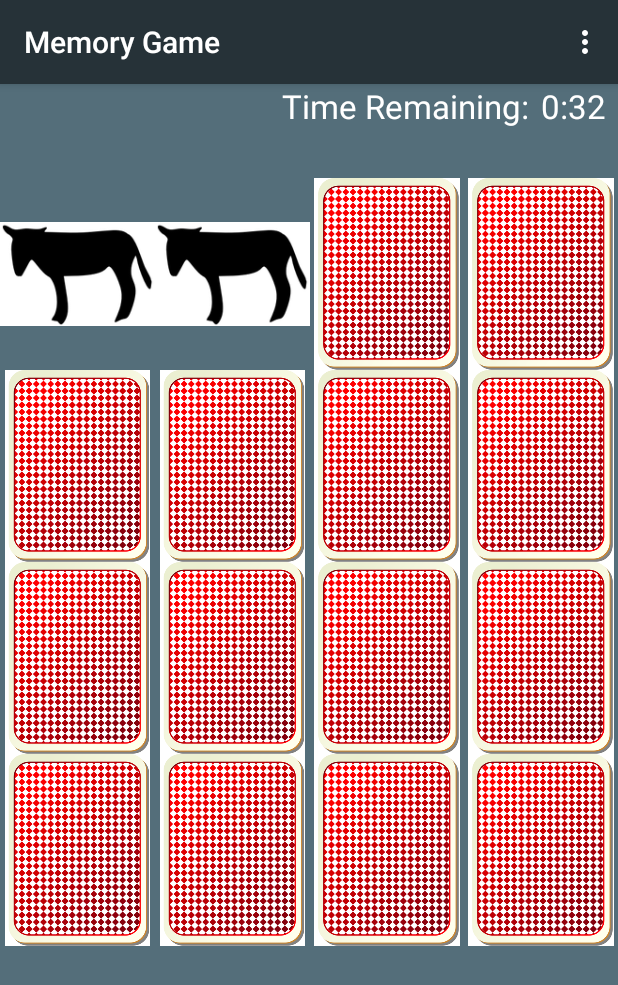
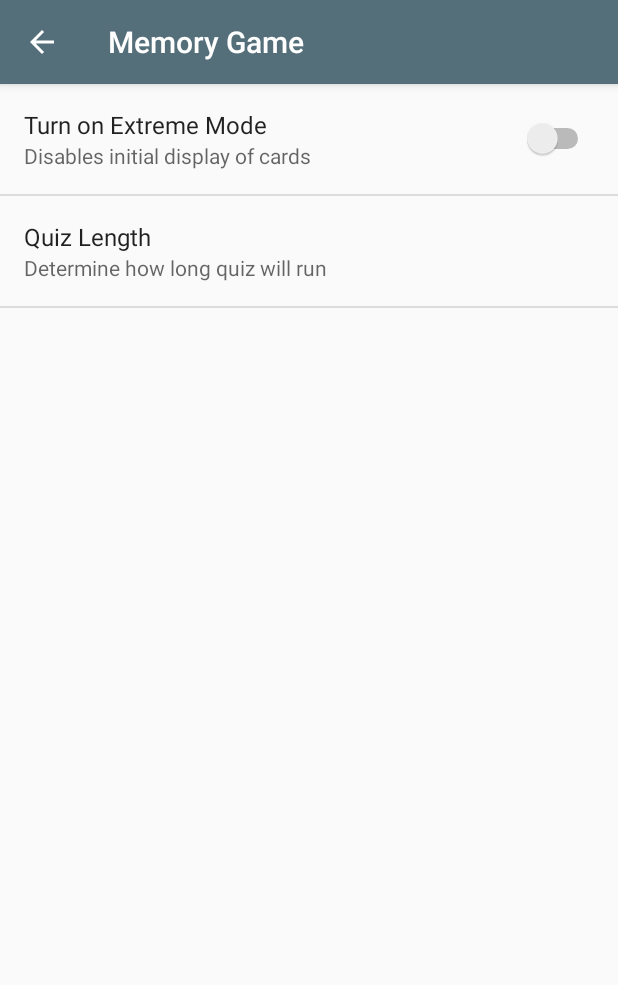
Before and after one commit to PMcGrailJr/Android_Project3, an Android app: the fragment GameScreenFragment placed in its activity, in the options menu, after a tap on "Settings", on a phone screen of 412 x 824 dp. Shown: the top 985 px of the screen. Run offline under Robolectric (Android 15) with nearby library versions, the phone set to English and light mode, and no system bars; 1 statement that could not run was skipped.

Commit message:
added settings, score is calculated, slightly changed layout, lots of other small changes

```diff
--- a/app/src/main/AndroidManifest.xml
+++ b/app/src/main/AndroidManifest.xml
@@ -19,6 +19,7 @@
                 <category android:name="android.intent.category.LAUNCHER" />
             </intent-filter>
         </activity>
+        <activity android:name=".SettingsActivity"></activity>
     </application>
 
 </manifest>
--- a/app/src/main/java/com/alaplante/project3/GameScreenFragment.java
+++ b/app/src/main/java/com/alaplante/project3/GameScreenFragment.java
@@ -1,6 +1,7 @@
 package com.alaplante.project3;
 
 import android.content.res.AssetManager;
+import android.media.MediaPlayer;
 import android.os.Bundle;
 import android.os.CountDownTimer;
 import android.support.v4.app.Fragment;
@@ -26,11 +27,14 @@ public class GameScreenFragment extends Fragment {
     private int flipCardCount = 16;
     private CountDownTimer quizTimer;
     private CountDownTimer displayTimer;
+    private CountDownTimer flipTimer;
     private Card currentFlippedImage; //if card is already flipped, this stores the image name
     private boolean gameFinished = false;
     private int currentSelection;
     private LinearLayout gameScreenContainer;
     private boolean cardFlipped = false; //determines if first or second card
+    private boolean secondCardFlipped = false;
+    private boolean extremeMode;
     final int[] flipCards = {
             0,
             R.id.flipCard1,
@@ -93,10 +97,19 @@ public class GameScreenFragment extends Fragment {
             cards[i-1]= new Card(flipCard, imageAssignments[i-1], flipCards[i], getActivity());
         }
 
-        setQuizTimer("45 seconds");
+        // load selected game time, set timer
+        String selectedGameTime = ((MainActivity) getActivity()).getQuizLength();
+        setQuizTimer(selectedGameTime);
 
-        // start the quiz timer and load first question
-        startDisplayTimer();
+
+
+        // load extreme mode boolean, make display timer decision
+        extremeMode = ((MainActivity) getActivity()).getExtremeMode();
+        if(!extremeMode) {
+            startDisplayTimer();
+        } else {
+            startQuizTimer();
+        }
 
         // Inflate the layout for this fragment
         return view;
@@ -148,6 +161,27 @@ public class GameScreenFragment extends Fragment {
 
     }
 
+    public void startFlipTimer(final int clickedCard) {
+
+        if (cards[clickedCard].isActive()) cards[clickedCard].DisplayFront();
+
+        flipTimer = new CountDownTimer(250, 250) {
+
+            public void onTick(long millisUntilFinished) {
+
+            }
+
+            public void onFinish() {
+
+                checkMatching(clickedCard);
+
+            }
+
+        };
+
+        flipTimer.start();
+    }
+
     // starts quiz timer
     public void startQuizTimer() {
 
@@ -176,9 +210,9 @@ public class GameScreenFragment extends Fragment {
     // reports hi score back to main activity
     public void finishQuiz() {
         gameFinished = true;
-        quizTimer = null;
-        displayTimer = null;
-        //((MainActivity) getActivity()).setScore(calculateScore());
+        quizTimer.cancel();
+        if(!extremeMode) displayTimer.cancel();
+        ((MainActivity) getActivity()).setScore(calculateScore());
         ((MainActivity) getActivity()).loadScoreScreen();
     }
 
@@ -192,8 +226,7 @@ public class GameScreenFragment extends Fragment {
             }
         }
 
-        if (cards[clickedCard].isActive()) cards[clickedCard].DisplayFront();
-        checkMatching(clickedCard);
+        startFlipTimer(clickedCard);
 
         //try { TimeUnit.SECONDS.sleep(1); } catch(Exception e) {}
 
@@ -203,18 +236,24 @@ public class GameScreenFragment extends Fragment {
     public void checkMatching(int clickedCard) {
 
         if (cardFlipped)  {
+            secondCardFlipped = true;
             numberOfGuesses++;
             if (cards[clickedCard].getImageName() == currentFlippedImage.getImageName()) {
                 numberOfMatches ++;
-                Toast.makeText(getActivity(), "Match!", Toast.LENGTH_SHORT).show();
+                MediaPlayer good = MediaPlayer.create(this.getActivity(), R.raw.good);
+                good.start();
+                //Toast.makeText(getActivity(), "Match!", Toast.LENGTH_SHORT).show();
                 currentFlippedImage.deactivate();
                 cards[clickedCard].deactivate();
             } else {
-                Toast.makeText(getActivity(), "Not a Match", Toast.LENGTH_SHORT).show();
+                //Toast.makeText(getActivity(), "Not a Match", Toast.LENGTH_SHORT).show();
+                MediaPlayer bad = MediaPlayer.create(this.getActivity(), R.raw.bad);
+                bad.start();
                 currentFlippedImage.DisplayBack();
                 cards[clickedCard].DisplayBack();
             }
             cardFlipped = false;
+            secondCardFlipped = false;
         } else {
             cardFlipped = true;
             currentFlippedImage = cards[clickedCard];
@@ -224,7 +263,7 @@ public class GameScreenFragment extends Fragment {
 
     }
 
-    public int ScoreGame(){
+    public int calculateScore(){
         double initscore;
         //(number of matches/number of guesses)+(remaining time/total time)
         initscore = ((numberOfMatches/numberOfGuesses)+(remainingQuizTime/defaultQuizTime))*100;
--- a/app/src/main/java/com/alaplante/project3/MainActivity.java
+++ b/app/src/main/java/com/alaplante/project3/MainActivity.java
@@ -1,6 +1,10 @@
 package com.alaplante.project3;
 
+import android.content.Intent;
+import android.content.SharedPreferences;
+import android.content.res.Configuration;
 import android.os.Bundle;
+import android.preference.PreferenceManager;
 import android.support.v4.app.FragmentTransaction;
 import android.support.v7.app.AppCompatActivity;
 import android.support.v7.widget.Toolbar;
@@ -9,6 +13,10 @@ import android.view.MenuItem;
 
 public class MainActivity extends AppCompatActivity {
 
+    private int hiScore = 0, latestScore = 0;
+    public static final String QUIZ_LENGTH = "pref_quizLength";
+    public static final String EXTREME_MODE = "pref_extremeMode";
+
     @Override
     protected void onCreate(Bundle savedInstanceState) {
         super.onCreate(savedInstanceState);
@@ -16,30 +24,42 @@ public class MainActivity extends AppCompatActivity {
         Toolbar toolbar = findViewById(R.id.toolbar);
         setSupportActionBar(toolbar);
 
+        // set default values in the app's SharedPreferences
+        PreferenceManager.setDefaultValues(this, R.xml.preferences, false);
+
         //use ft to load main menu
         loadMainMenu();
 
     }
 
+    // show menu if app is running on a phone or a portrait-oriented tablet
     @Override
     public boolean onCreateOptionsMenu(Menu menu) {
-        // Inflate the menu; this adds items to the action bar if it is present.
-        getMenuInflater().inflate(R.menu.menu_main, menu);
-        return true;
+        // get the device's current orientation
+        int orientation = getResources().getConfiguration().orientation;
+
+        // display the app's menu only in portrait orientation
+        if (orientation == Configuration.ORIENTATION_PORTRAIT){
+            // inflate the menu
+            getMenuInflater().inflate(R.menu.menu_main, menu);
+            return true;
+        } else {
+            return false;
+        }
+
     }
 
+    // displays the SettingsActivity when running on a phone
     @Override
     public boolean onOptionsItemSelected(MenuItem item) {
-        // Handle action bar item clicks here. The action bar will
-        // automatically handle clicks on the Home/Up button, so long
-        // as you specify a parent activity in AndroidManifest.xml.
-        int id = item.getItemId();
+        Intent preferencesIntent = new Intent(this, SettingsActivity.class);
+        startActivity(preferencesIntent);
 
-        //noinspection SimplifiableIfStatement
-        if (id == R.id.action_settings) {
-            return true;
+        switch (item.getItemId()) {
+            case android.R.id.home:
+                onBackPressed();
+                return true;
         }
-
         return super.onOptionsItemSelected(item);
     }
 
@@ -68,4 +88,37 @@ public class MainActivity extends AppCompatActivity {
         ft.commit();
 
     }
+
+    public void setScore(int newScore){
+        latestScore = newScore;
+    }
+
+    public int getScore() {
+        return latestScore;
+    }
+
+    public int getHiScore() {
+        return hiScore;
+    }
+
+    public boolean checkNewHiScore(int newScore) {
+        if (newScore > hiScore) {
+            hiScore = newScore;
+            return true;
+        } else {
+            return false;
+        }
+    }
+
+    public String getQuizLength() {
+        SharedPreferences sharedPreferences = PreferenceManager.getDefaultSharedPreferences(this);
+        String quizLength = sharedPreferences.getString(QUIZ_LENGTH, null);
+        return quizLength;
+    }
+
+    public Boolean getExtremeMode() {
+        SharedPreferences sharedPreferences = PreferenceManager.getDefaultSharedPreferences(this);
+        Boolean extremeMode = sharedPreferences.getBoolean(EXTREME_MODE, true);
+        return extremeMode;
+    }
 }
--- a/app/src/main/java/com/alaplante/project3/ScoreScreenFragment.java
+++ b/app/src/main/java/com/alaplante/project3/ScoreScreenFragment.java
@@ -32,8 +32,8 @@ public class ScoreScreenFragment extends Fragment {
 
         //hiScoreText = view.findViewById(R.id.hiScoreText);
         scoreText = view.findViewById(R.id.scoreText);
-        //score = ((MainActivity) getActivity()).getScore();
-        //scoreText.setText("" + score);
+        score = ((MainActivity) getActivity()).getScore();
+        scoreText.setText("" + score);
         //if (((MainActivity) getActivity()).checkNewHiScore(score) == true) hiScoreText.setVisibility(View.VISIBLE);
 
         final Button mainMenuButton = view.findViewById(R.id.mainMenuButton);
--- /dev/null
+++ b/app/src/main/java/com/alaplante/project3/SettingsActivity.java
@@ -0,0 +1,31 @@
+package com.alaplante.project3;
+
+import android.content.Intent;
+import android.os.Bundle;
+import android.support.v7.app.AppCompatActivity;
+import android.support.v7.widget.Toolbar;
+import android.view.MenuItem;
+
+public class SettingsActivity extends AppCompatActivity {
+
+    @Override
+    protected void onCreate(Bundle savedInstanceState) {
+        super.onCreate(savedInstanceState);
+        setContentView(R.layout.activity_settings);
+        Toolbar toolbar = findViewById(R.id.toolbar);
+        //setSupportActionBar(toolbar);
+        getSupportActionBar().setDisplayHomeAsUpEnabled(true);
+    }
+
+    // displays the SettingsActivity when running on a phone
+    @Override
+    public boolean onOptionsItemSelected(MenuItem item) {
+
+        switch (item.getItemId()) {
+            case android.R.id.home:
+                onBackPressed();
+                return true;
+        }
+        return super.onOptionsItemSelected(item);
+    }
+}
--- /dev/null
+++ b/app/src/main/java/com/alaplante/project3/SettingsActivityFragment.java
@@ -0,0 +1,17 @@
+package com.alaplante.project3;
+
+import android.os.Bundle;
+import android.preference.PreferenceFragment;
+
+/**
+ * A placeholder fragment containing a simple view.
+ */
+public class SettingsActivityFragment extends PreferenceFragment {
+
+    // creates preferences GUI from preferences.xml file in res/xml
+    @Override
+    public void onCreate(Bundle bundle) {
+        super.onCreate(bundle);
+        addPreferencesFromResource(R.xml.preferences); // load from XML
+    }
+}
--- /dev/null
+++ b/app/src/main/res/layout/activity_settings.xml
@@ -0,0 +1,16 @@
+<?xml version="1.0" encoding="utf-8"?>
+<android.support.design.widget.CoordinatorLayout xmlns:android="http://schemas.android.com/apk/res/android"
+    xmlns:app="http://schemas.android.com/apk/res-auto"
+    xmlns:tools="http://schemas.android.com/tools"
+    android:layout_width="match_parent"
+    android:layout_height="match_parent"
+    tools:context=".SettingsActivity">
+
+    <android.support.design.widget.AppBarLayout
+        android:layout_width="match_parent"
+        android:layout_height="wrap_content"
+        android:theme="@style/AppTheme.AppBarOverlay"/>
+
+    <include layout="@layout/content_settings" />
+
+</android.support.design.widget.CoordinatorLayout>
--- a/app/src/main/res/layout/fragment_game_screen.xml
+++ b/app/src/main/res/layout/fragment_game_screen.xml
@@ -5,7 +5,7 @@
     android:id="@+id/gameScreenContainer"
     android:layout_width="match_parent"
     android:layout_height="match_parent"
-    android:background="@color/colorPrimary"
+    android:background="@color/primaryTextColor"
     android:orientation="vertical"
     tools:context=".GameScreenFragment">
 
@@ -13,7 +13,7 @@
         android:id="@+id/gameTimerContainer"
         android:layout_width="match_parent"
         android:layout_height="wrap_content"
-        android:layout_weight="1"
+        android:layout_weight="2"
         android:orientation="horizontal">
 
         <TextView
@@ -24,17 +24,16 @@
             android:gravity="end"
             android:text="@string/timeRemainingText"
             android:textAppearance="?android:attr/textAppearanceLarge"
-            android:textColor="@color/primaryTextColor" />
+            android:textColor="@color/secondaryTextColor" />
 
         <TextView
             android:id="@+id/quizTimerText"
             android:layout_width="wrap_content"
             android:layout_height="wrap_content"
-            android:layout_weight="1"
+            android:layout_weight="4"
             android:gravity="center"
-            android:text="@string/defaultTime"
             android:textAppearance="?android:attr/textAppearanceLarge"
-            android:textColor="@color/primaryTextColor" />
+            android:textColor="@color/secondaryTextColor" />
     </LinearLayout>
 
     <TableLayout
@@ -42,13 +41,14 @@
         android:layout_width="wrap_content"
         android:layout_height="579dp"
         android:layout_gravity="center"
-        android:layout_weight="1"
+        android:layout_weight="10"
         android:elevation="30dp"
         android:gravity="center_horizontal|center_vertical">
 
         <TableRow
             android:layout_width="wrap_content"
-            android:layout_height="wrap_content">
+            android:layout_height="wrap_content"
+            android:layout_weight="1">
 
             <ImageView
                 android:id="@+id/flipCard1"
@@ -81,7 +81,8 @@
 
         <TableRow
             android:layout_width="wrap_content"
-            android:layout_height="wrap_content">
+            android:layout_height="wrap_content"
+            android:layout_weight="1">
 
             <ImageView
                 android:id="@+id/flipCard5"
@@ -118,7 +119,8 @@
 
         <TableRow
             android:layout_width="wrap_content"
-            android:layout_height="wrap_content">
+            android:layout_height="wrap_content"
+            android:layout_weight="1">
 
             <ImageView
                 android:id="@+id/flipCard9"
@@ -152,7 +154,8 @@
 
         <TableRow
             android:layout_width="wrap_content"
-            android:layout_height="wrap_content">
+            android:layout_height="wrap_content"
+            android:layout_weight="1">
 
             <ImageView
                 android:id="@+id/flipCard13"
--- /dev/null
+++ b/app/src/main/res/values/arrays.xml
@@ -0,0 +1,8 @@
+<?xml version="1.0" encoding="utf-8"?>
+<resources>
+    <string-array name="quiz_length">
+        <item>45 seconds</item>
+        <item>30 seconds</item>
+        <item>15 seconds</item>
+    </string-array>
+</resources>
--- a/app/src/main/res/values/colors.xml
+++ b/app/src/main/res/values/colors.xml
@@ -6,5 +6,5 @@
     <color name="colorAccent">#263238</color>
     <color name="colorBackGround">#4f5b62</color>
     <color name="primaryTextColor">#FFFFFF</color>
-    <color name="secondaryTextColor">#000a12</color>
+    <color name="secondaryTextColor">#000A12</color>
 </resources>
--- /dev/null
+++ b/app/src/main/res/xml/preferences.xml
@@ -0,0 +1,20 @@
+<?xml version="1.0" encoding="utf-8"?>
+<PreferenceScreen xmlns:android="http://schemas.android.com/apk/res/android">
+
+    <SwitchPreference
+        android:defaultValue="false"
+        android:key="pref_extremeMode"
+        android:title="Turn on Extreme Mode"
+        android:summary="Disables initial display of cards"
+        android:persistent="true" />
+
+    <ListPreference
+        android:entries="@array/quiz_length"
+        android:entryValues="@array/quiz_length"
+        android:key="pref_quizLength"
+        android:title="Quiz Length"
+        android:summary="Determine how long quiz will run"
+        android:persistent="true"
+        android:defaultValue="Medium" />
+
+</PreferenceScreen>
```
Also changed, not shown: app/src/main/res/layout/content_settings.xml (added, +9 -0 lines), app/src/main/res/layout/fragment_settings.xml (added, +10 -0 lines), app/src/main/res/menu/menu_settings.xml (added, +10 -0 lines), 2 other files.
